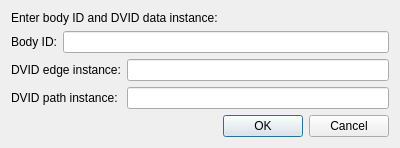
janelia-flyem/NeuTu, file neurolabi/gui/protocols/focusedpathbodyinputdialog.ui: the form before one commit.
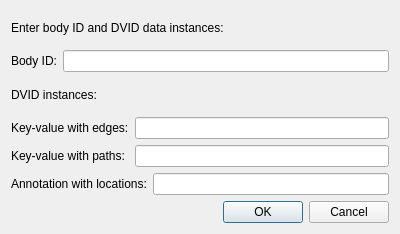
The form after the commit.

Commit message: began converting to latest focused data format; not working yet

Diff of the .ui file:
```diff
--- a/neurolabi/gui/protocols/focusedpathbodyinputdialog.ui
+++ b/neurolabi/gui/protocols/focusedpathbodyinputdialog.ui
@@ -7,7 +7,7 @@
     <x>0</x>
     <y>0</y>
     <width>400</width>
-    <height>144</height>
+    <height>234</height>
    </rect>
   </property>
   <property name="windowTitle">
@@ -17,7 +17,7 @@
    <item>
     <widget class="QLabel" name="label_2">
      <property name="text">
-      <string>Enter body ID and DVID data instance:</string>
+      <string>Enter body ID and DVID data instances:</string>
      </property>
      <property name="alignment">
       <set>Qt::AlignLeading|Qt::AlignLeft|Qt::AlignVCenter</set>
@@ -38,12 +38,19 @@
      </item>
     </layout>
    </item>
+   <item>
+    <widget class="QLabel" name="label_5">
+     <property name="text">
+      <string>DVID instances:</string>
+     </property>
+    </widget>
+   </item>
    <item>
     <layout class="QHBoxLayout" name="horizontalLayout_2">
      <item>
       <widget class="QLabel" name="label_3">
        <property name="text">
-        <string>DVID edge instance:</string>
+        <string>Key-value with edges:</string>
        </property>
       </widget>
      </item>
@@ -60,7 +67,7 @@
      <item>
       <widget class="QLabel" name="label_4">
        <property name="text">
-        <string>DVID path instance: </string>
+        <string>Key-value with paths: </string>
        </property>
       </widget>
      </item>
@@ -69,6 +76,20 @@
      </item>
     </layout>
    </item>
+   <item>
+    <layout class="QHBoxLayout" name="horizontalLayout_4">
+     <item>
+      <widget class="QLabel" name="label_6">
+       <property name="text">
+        <string>Annotation with locations:</string>
+       </property>
+      </widget>
+     </item>
+     <item>
+      <widget class="QLineEdit" name="pointInstanceInput"/>
+     </item>
+    </layout>
+   </item>
    <item>
     <widget class="QDialogButtonBox" name="buttonBox">
      <property name="orientation">
```
The commit also changes 8 other files.
